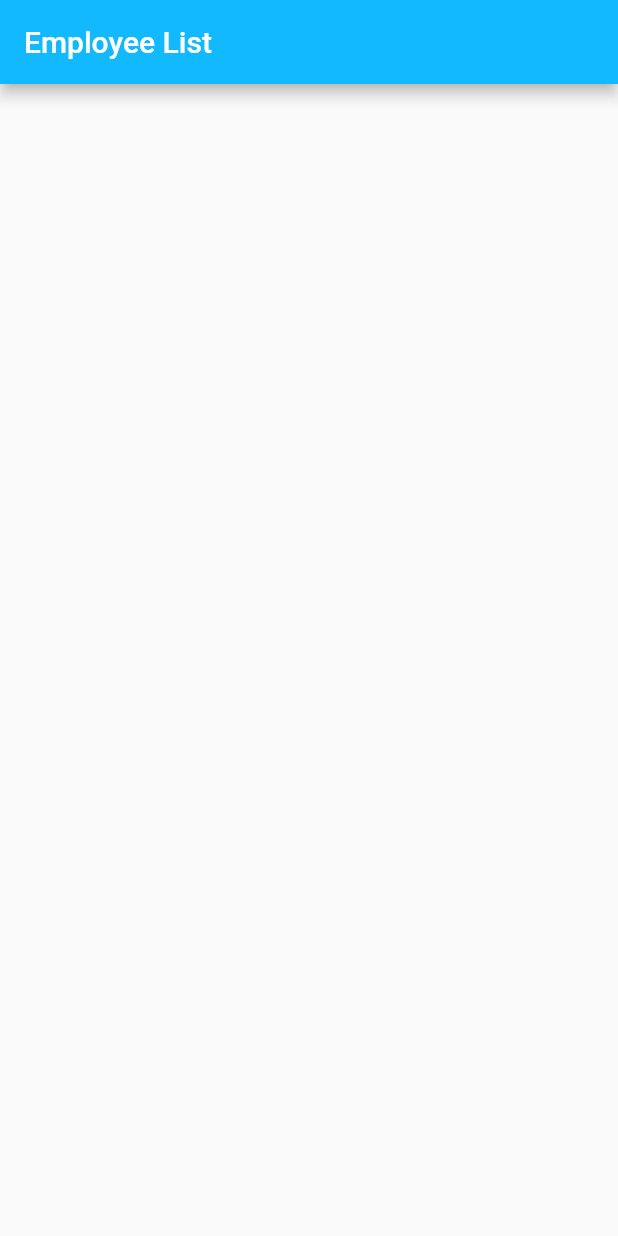
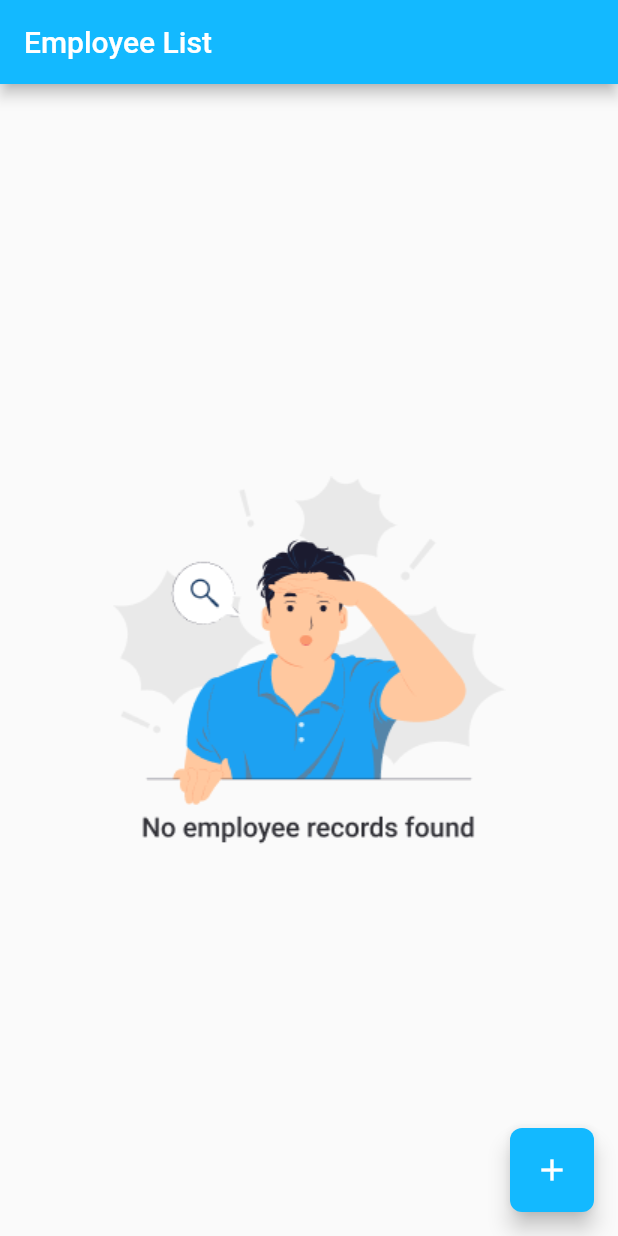
Before and after one commit to dipakp2726/employee_bloc, a Flutter app: the screen it shows after launch, on a phone screen of 412 x 824 dp. Run offline on Flutter 3.47's test engine with Material 2 defaults, Android fonts, the phone set to English and light mode, and no system bars; our stand-ins replace bloc, equatable, flutter_bloc, rxdart, shared_preferences.

Commit message:
employee list page design implemented

```diff
--- a/lib/employee_overview/view/employee_overview_view.dart
+++ b/lib/employee_overview/view/employee_overview_view.dart
@@ -1,7 +1,7 @@
 import 'package:employee/edit_employee/edit_employee.dart';
 import 'package:employee/employee_overview/employee_overview.dart';
+import 'package:employee/utils/date_extension.dart';
 import 'package:employee_repository/employee_repository.dart';
-import 'package:flutter/cupertino.dart';
 import 'package:flutter/material.dart';
 import 'package:flutter_bloc/flutter_bloc.dart';
 
@@ -22,28 +22,92 @@ class EmployeeOverviewView extends StatelessWidget {
             EmployeeOverviewInitial() => CircularProgressIndicator(),
             EmployeeOverviewLoading() => CircularProgressIndicator(),
             EmployeeOverviewFailure() => SizedBox(),
-            EmployeeOverviewSuccess() => EmployeeList(
+            EmployeeOverviewSuccess() => EmployeeView(
                 employeeList: state.employees,
               ),
           };
         },
       ),
+      floatingActionButton: FloatingActionButton(
+        onPressed: () {
+          Navigator.push(context, EditEmployeePage.route());
+        },
+        shape: RoundedRectangleBorder(borderRadius: BorderRadius.circular(8)),
+        child: Icon(
+          Icons.add,
+          color: Colors.white,
+        ),
+      ),
     );
   }
 }
 
-class EmployeeList extends StatelessWidget {
-  const EmployeeList({super.key, required this.employeeList});
+class EmployeeView extends StatelessWidget {
+  const EmployeeView({super.key, required this.employeeList});
 
   final List<Employee> employeeList;
 
   @override
   Widget build(BuildContext context) {
-    return CupertinoScrollbar(
-      child: ListView(
+    if (employeeList.isEmpty) {
+      return Center(
+        child: Image.asset('assets/not_found.png'),
+      );
+    }
+
+    final currentEmployees =
+        employeeList.where((e) => e.endDate == null).toList();
+    final previousEmployees =
+        employeeList.where((e) => e.endDate != null).toList();
+
+    final theme =Theme.of(context);
+
+    return Column(
       children: [
-          for (final employee in employeeList)
-            EmployeeListTile(
+        Expanded(
+          child: SingleChildScrollView(
+            child: Column(
+              children: [
+                _HeaderWidget(title: 'Current Employees'),
+                _EmployeeList(employeeList: currentEmployees),
+                _HeaderWidget(title: 'Previous Employees'),
+                _EmployeeList(employeeList: previousEmployees),
+              ],
+            ),
+          ),
+        ),
+        Container(
+          padding: EdgeInsets.fromLTRB(16, 16, 16, 36),
+          color: Colors.grey.shade100,
+          width: double.infinity,
+          child: Text(
+            'Swipe left to delete',
+            style: theme.textTheme.bodyMedium!.copyWith(
+              color: Colors.grey,
+
+            ),
+          ),
+        ),
+      ],
+    );
+  }
+}
+
+class _EmployeeList extends StatelessWidget {
+  const _EmployeeList({
+    required this.employeeList,
+  });
+
+  final List<Employee> employeeList;
+
+  @override
+  Widget build(BuildContext context) {
+    return ListView.separated(
+      physics: NeverScrollableScrollPhysics(),
+      shrinkWrap: true,
+      itemBuilder: (context, index) {
+        final employee = employeeList[index];
+        return EmployeeListTile(
           employee: employee,
           onDismissed: (_) {
             context
@@ -55,8 +119,34 @@ class EmployeeList extends StatelessWidget {
               EditEmployeePage.route(initialEmployee: employee),
             );
           },
+        );
+      },
+      separatorBuilder: (context, index) => Divider(),
+      itemCount: employeeList.length,
+    );
+  }
+}
+
+class _HeaderWidget extends StatelessWidget {
+  const _HeaderWidget({
+    required this.title,
+  });
+
+  final String title;
+
+  @override
+  Widget build(BuildContext context) {
+    final theme = Theme.of(context);
+    return Container(
+      padding: EdgeInsets.all(16),
+      color: Colors.grey.shade100,
+      width: double.infinity,
+      child: Text(
+        title,
+        style: theme.textTheme.bodyLarge!.copyWith(
+          color: theme.primaryColor,
+          fontWeight: FontWeight.w500,
         ),
-        ],
       ),
     );
   }
@@ -73,7 +163,8 @@ class EmployeeListTile extends StatelessWidget {
   @override
   Widget build(BuildContext context) {
     final theme = Theme.of(context);
-    final captionColor = theme.textTheme.bodySmall?.color;
+
+    final isCurrentEmployee = employee.endDate == null;
 
     return Dismissible(
       key: Key('employeeListTile_dismissible_${employee.id}'),
@@ -93,12 +184,36 @@ class EmployeeListTile extends StatelessWidget {
         title: Text(
           employee.name,
           maxLines: 1,
+          style: Theme.of(context).textTheme.bodyLarge,
           overflow: TextOverflow.ellipsis,
         ),
-        subtitle: Text(
+        subtitle: Column(
+          crossAxisAlignment: CrossAxisAlignment.start,
+          children: [
+            Padding(
+              padding: const EdgeInsets.symmetric(vertical: 8.0),
+              child: Text(
                 employee.role,
                 maxLines: 1,
+                style: Theme.of(context)
+                    .textTheme
+                    .bodyMedium!
+                    .copyWith(color: Colors.grey),
                 overflow: TextOverflow.ellipsis,
+              ),
+            ),
+            Text(
+              isCurrentEmployee
+                  ? 'From ${employee.startDate.toDateOnly}'
+                  : '${employee.startDate.toDateOnly} - ${employee.endDate?.toDateOnly}',
+              maxLines: 1,
+              style: Theme.of(context)
+                  .textTheme
+                  .bodyMedium!
+                  .copyWith(color: Colors.grey),
+              overflow: TextOverflow.ellipsis,
+            ),
+          ],
         ),
       ),
     );
```
Lines whose indentation alone changed are shown as unchanged.
